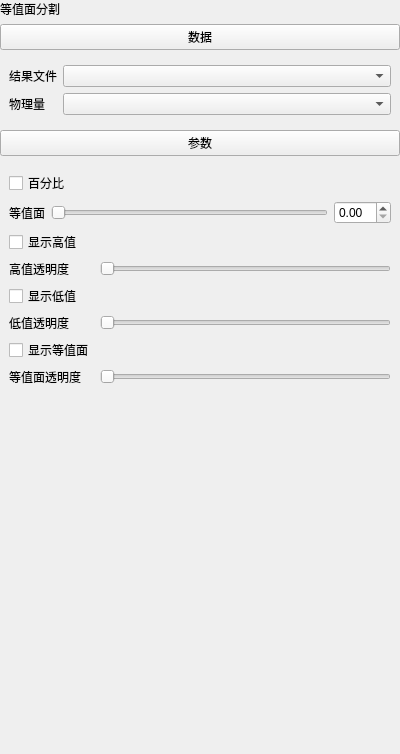
First picture: the form in plugins/Base_PostProcessing/IsosurfaceSegmentationWidget.ui, repository asd977/base_cae, before the edit.
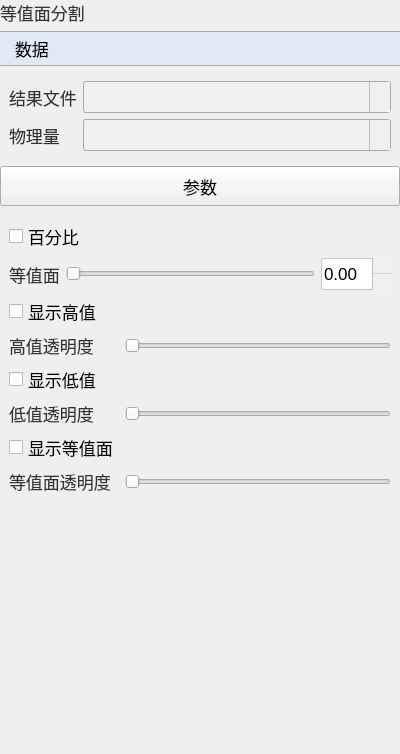
Second picture: the form after the edit. Icons and pictures are not drawn.

Commit message: style: switch custom control arrows from png to svg

What changed in the file:
```diff
--- a/plugins/Base_PostProcessing/IsosurfaceSegmentationWidget.ui
+++ b/plugins/Base_PostProcessing/IsosurfaceSegmentationWidget.ui
@@ -13,6 +13,104 @@
   <property name="windowTitle">
    <string>Form</string>
   </property>
+  <property name="styleSheet">
+   <string notr="true">QWidget{
+font-family: &quot;Microsoft YaHei&quot;, &quot;微软雅黑&quot;;
+}
+QPushButton {
+    font-size: 17px;
+    min-height: 32px;
+}
+QPushButton#pushButton {
+    background-color: rgb(224, 233, 244);
+    border-width: 1px;
+    border-color: rgb(121, 121, 121);
+    border-style: solid;
+    min-height: 33px;
+    border-top: 1px solid rgb(169, 169, 169);
+    border-bottom: 1px solid rgb(169, 169, 169);
+    border-left: none;
+    border-right: none;
+    text-align: left;
+    padding-left: 15px;
+    font-size: 17px;
+}
+QLabel {
+    font-size: 17px;
+    color: rgb(51, 51, 51);
+}
+QLabel#pageNameLabel {
+    font-size: 20px;
+    padding-left: 9px;
+    color: rgb(53, 103, 147);
+}
+QLineEdit, QTextEdit, QPlainTextEdit, QSpinBox, QDoubleSpinBox, QDateTimeEdit {
+    border: 1px solid rgb(200, 200, 200);
+    border-radius: 2px;
+    font-size: 17px;
+    min-height: 30px;
+}
+QLineEdit:focus, QTextEdit:focus, QPlainTextEdit:focus,
+QSpinBox:focus, QDoubleSpinBox:focus, QDateTimeEdit:focus {
+    border-color: rgb(100, 100, 255);
+    outline: none;
+}
+QComboBox {
+    font-size: 17px;
+    color: rgb(51, 51, 51);
+    padding-left: 6px;
+    background: rgb(240, 240, 240);
+    border: 1px solid rgb(169, 169, 169);
+    border-radius: 3px;
+    min-height: 30px;
+}
+QComboBox::drop-down {
+    subcontrol-origin: padding;
+    subcontrol-position: top right;
+    width: 20px;
+    background: rgb(240, 240, 240);
+    border-left: 1px solid rgb(190, 190, 190);
+}
+QComboBox::down-arrow {
+    image: url(:/resources/arrow_down_drawn.svg);
+    width: 12px;
+    height: 12px;
+}
+QSpinBox::up-button, QDoubleSpinBox::up-button {
+    subcontrol-origin: border;
+    subcontrol-position: top right;
+    width: 18px;
+    border-left: 1px solid rgb(190, 190, 190);
+    border-bottom: 1px solid rgb(210, 210, 210);
+    background: rgb(240, 240, 240);
+}
+QSpinBox::down-button, QDoubleSpinBox::down-button {
+    subcontrol-origin: border;
+    subcontrol-position: bottom right;
+    width: 18px;
+    border-left: 1px solid rgb(190, 190, 190);
+    background: rgb(240, 240, 240);
+}
+QSpinBox::up-arrow, QDoubleSpinBox::up-arrow {
+    image: url(:/resources/arrow_up_drawn.svg);
+    width: 10px;
+    height: 10px;
+}
+QSpinBox::down-arrow, QDoubleSpinBox::down-arrow {
+    image: url(:/resources/arrow_down_drawn.svg);
+    width: 10px;
+    height: 10px;
+}
+QRadioButton, QCheckBox, QGroupBox {
+    font-size: 17px;
+}
+QTableWidget, QTreeWidget, QListWidget {
+    font-size: 16px;
+    gridline-color: rgb(210, 210, 210);
+}
+
+</string>
+  </property>
   <layout class="QVBoxLayout" name="verticalLayout">
    <property name="leftMargin">
     <number>0</number>
```
The commit also changes 45 other files.
